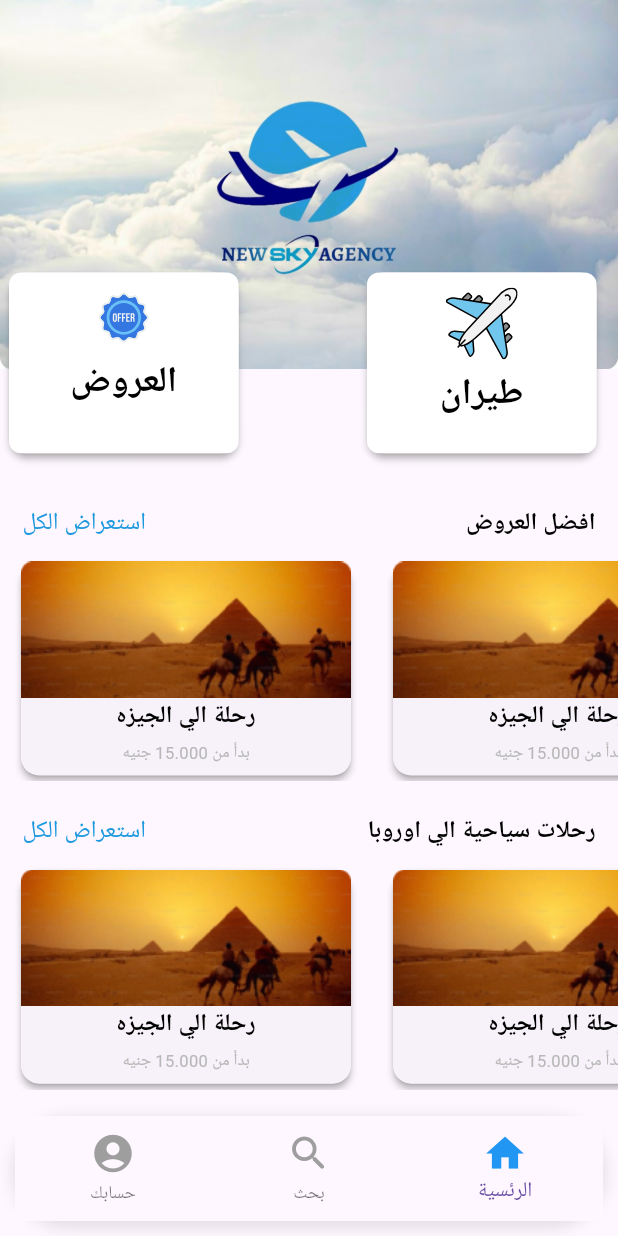
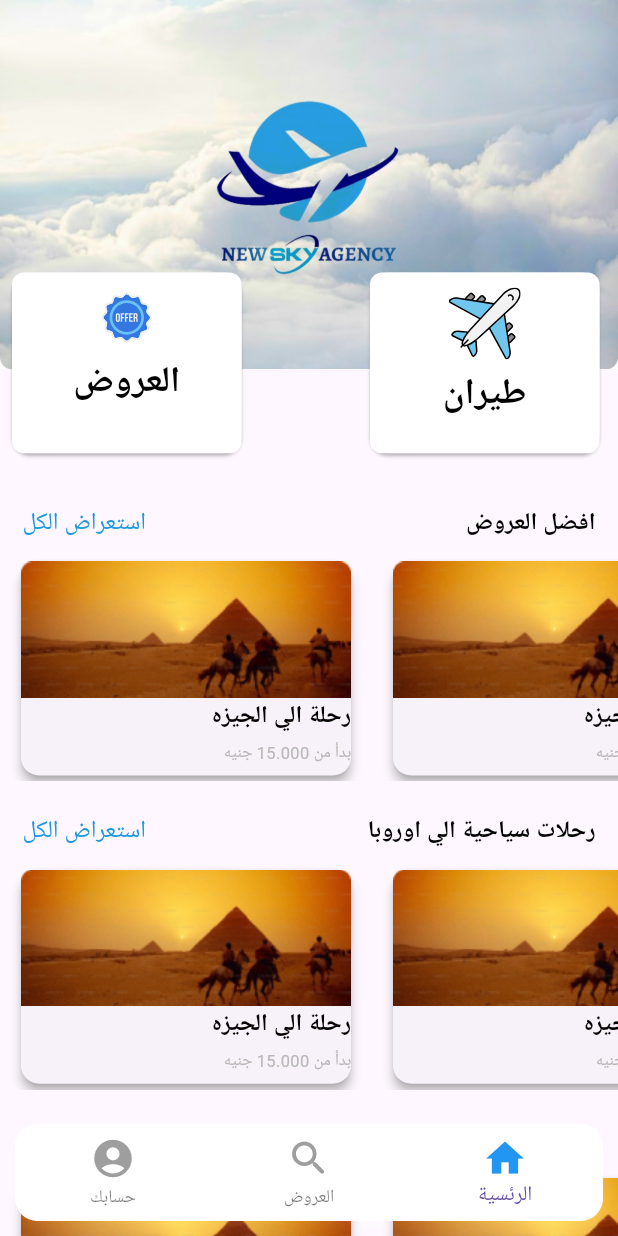
Before and after one commit to Ahmed-Ekramy/Travel-App, a Flutter app: the screen it shows after launch, item 3 of the bottom bar chosen, on a phone screen of 412 x 824 dp. Run offline on Flutter 3.47's test engine with Material 3 defaults, Android fonts, the phone set to English and light mode, and no system bars; our stand-ins replace flutter_screenutil, flutter_svg, google_fonts.

Commit message:
edit BottomNavBar

```diff
--- a/lib/features/home/presentation/pages/home.dart
+++ b/lib/features/home/presentation/pages/home.dart
@@ -1,4 +1,5 @@
 import 'package:flutter/material.dart';
+import 'package:flutter_screenutil/flutter_screenutil.dart';
 import 'package:travel_app/features/home/presentation/tabs/home_layout.dart';
 import 'package:travel_app/features/home/presentation/tabs/prof.dart';
 
@@ -23,31 +24,33 @@ class _HomeState extends State<Home> {
   @override
   Widget build(BuildContext context) {
     return Scaffold(
+        extendBody: true,
       body: tabs[currentIndex],
       bottomNavigationBar: Padding(
         padding: const EdgeInsets.symmetric(horizontal: 10, vertical: 10),
         child: Container(
-          width: 358,
-          height: 70,
+          height: 65,
           decoration: BoxDecoration(
-            color: Colors.black,
-            borderRadius: const BorderRadius.only(
-              topLeft: Radius.circular(50),
-              topRight: Radius.circular(50),
-              bottomLeft: Radius.circular(50),
-              bottomRight: Radius.circular(50),
+            color: Colors.white,
+            borderRadius: const BorderRadius.all(Radius.circular(15)
             ),
             // تدوير الزوايا
             boxShadow: [
               BoxShadow(
-                color: Colors.black.withOpacity(0.1),
+                color: Colors.white.withOpacity(0.1),
                 spreadRadius: 2,
                 blurRadius: 8,
                 offset: const Offset(0, 3), // تحديد الظل
               ),
             ],
           ),
+          child: Align(
+    alignment: Alignment.bottomCenter,
+    child: Theme(
+    data: Theme.of(context)
+        .copyWith(canvasColor: Colors.transparent),
             child: BottomNavigationBar(
+
                 elevation: 0,
                 selectedIconTheme:
                     const IconThemeData(color: Colors.blue, size: 30),
@@ -70,7 +73,7 @@ class _HomeState extends State<Home> {
                         Icons.search_rounded,
                         size: 30,
                       ),
-                    label: "بحث"),
+                      label: "العروض"),
                   BottomNavigationBarItem(
                       backgroundColor: Colors.transparent,
                       icon: Icon(
@@ -78,16 +81,10 @@ class _HomeState extends State<Home> {
                         size: 30,
                       ),
                       label: "الرئسية"),
-                // BottomNavigationBarItem(
-                //     backgroundColor: Colors.transparent,
-                //     icon: Icon(
-                //       Icons.bookmark_added,
-                //       size: 30,
-                //     ),
-                //     label: ""),
                 ]),
           ),
         ),
-    );
+      ),
+    ));
   }
 }
--- a/lib/features/home/presentation/tabs/home_layout.dart
+++ b/lib/features/home/presentation/tabs/home_layout.dart
@@ -23,7 +23,7 @@ class HomeLayout extends StatelessWidget {
                 ),
                 Positioned(
                   right: 2,
-                  left: 2,
+                  left: 4,
                   bottom: -60,
                   child: Row(
                     children: [
@@ -31,7 +31,10 @@ class HomeLayout extends StatelessWidget {
                       SizedBox(
                         width: 74.w,
                       ),
-                      const CardItem("assets/svg/Plane.svg", "طيران"),
+                       InkWell(
+                           onTap: () {
+                           },
+                           child: const CardItem("assets/svg/Plane.svg", "طيران")),
                     ],
                   ),
                 )
--- a/lib/features/home/presentation/widgets/card_item.dart
+++ b/lib/features/home/presentation/widgets/card_item.dart
@@ -13,7 +13,7 @@ class CardItem extends StatelessWidget {
   @override
   Widget build(BuildContext context) {
     return Card(
-      elevation: 2,
+      elevation: 1,
       shadowColor: Colors.grey,
       child: Container(
         padding: const EdgeInsets.all(10),
@@ -24,6 +24,7 @@ class CardItem extends StatelessWidget {
             borderRadius: BorderRadius.circular(8)
         ),
         child: Column(
+
             children: [
               SvgPicture.asset(image),
               SizedBox(height: 11.h,),
--- a/lib/features/home/presentation/widgets/listview_item.dart
+++ b/lib/features/home/presentation/widgets/listview_item.dart
@@ -11,9 +11,9 @@ class ListViewItem extends StatelessWidget {
   @override
   Widget build(BuildContext context) {
     return Card(
-      elevation: 2,
+      elevation: 3,
       shadowColor: Colors.grey,
-      child: Column(crossAxisAlignment: CrossAxisAlignment.center, children: [
+      child: Column(crossAxisAlignment: CrossAxisAlignment.end, children: [
         Image.asset(
           "assets/images/listview.png",
         ),
```
Lines whose indentation alone changed are shown as unchanged.
